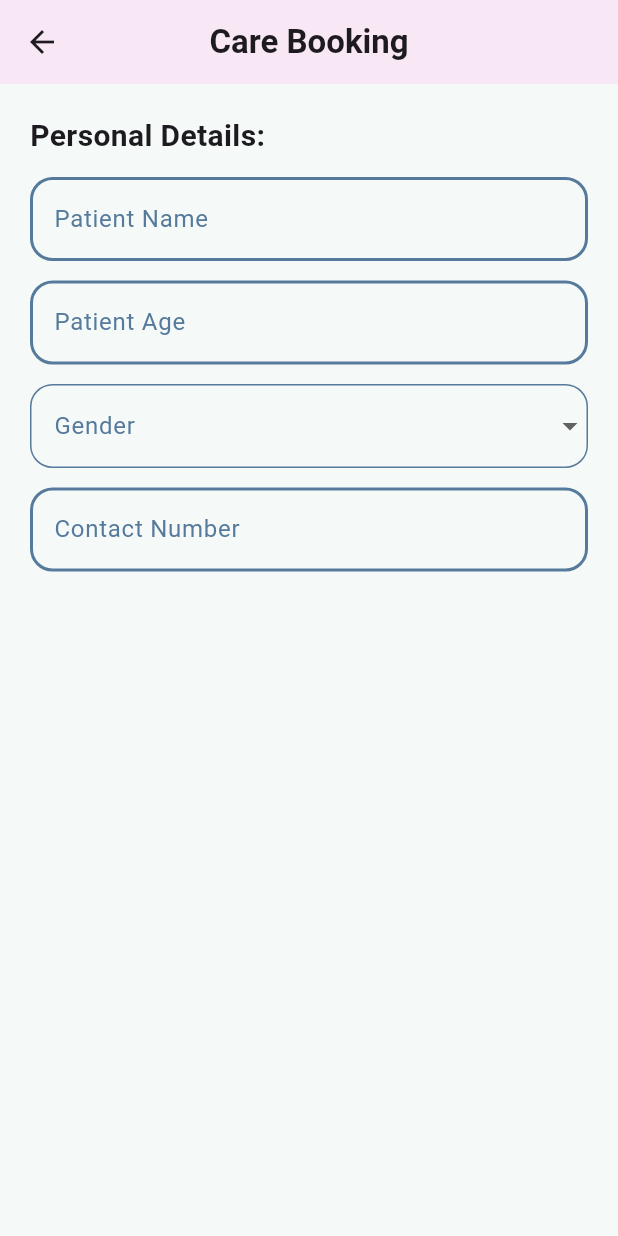
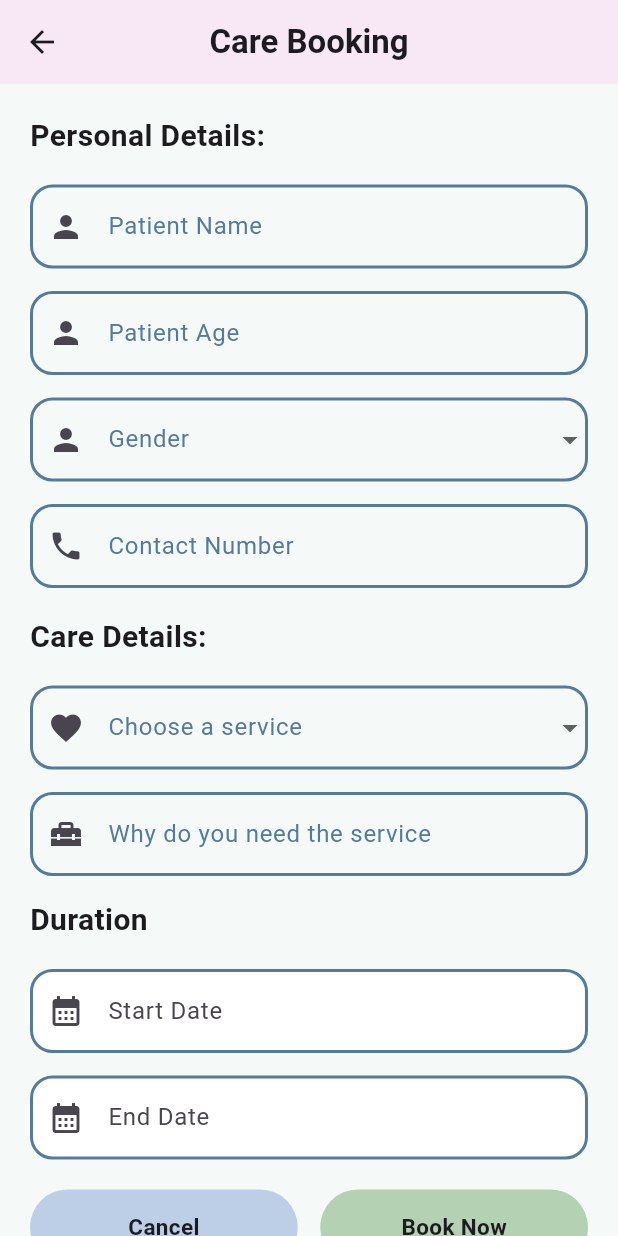
Before and after one commit to prjUn24/tcs_app, a Flutter app: the BookingPage screen opened by its route, on a phone screen of 412 x 824 dp. Run offline on Flutter 3.47's test engine with Material 3 defaults, Android fonts, the light colour scheme and no system bars; our stand-ins replace device_preview, firebase_auth, firebase_core, google_sign_in; accounts and stored records are empty.

Commit message:
Completed the Booking UI still has some bugs while validating

```diff
--- a/lib/views/booking_page.dart
+++ b/lib/views/booking_page.dart
@@ -1,4 +1,8 @@
 import 'package:flutter/material.dart';
+import 'package:tcs/widgets/button.dart';
+import 'package:tcs/widgets/date_picker.dart';
+import 'package:tcs/widgets/drop_down_feild.dart';
+import 'package:tcs/widgets/text_form_feild.dart';
 
 class BookingPage extends StatefulWidget {
   const BookingPage({super.key});
@@ -8,7 +12,140 @@ class BookingPage extends StatefulWidget {
 }
 
 class _BookingPageState extends State<BookingPage> {
+  final _formKey = GlobalKey<FormState>();
   final Map<String, dynamic> _formData = {};
+
+  //Controllers
+  TextEditingController nameController = TextEditingController();
+  TextEditingController ageController = TextEditingController();
+  TextEditingController contactNumberController = TextEditingController();
+  TextEditingController careNeedController = TextEditingController();
+
+  String? nameError;
+  String? ageError;
+  String? genderError;
+  String? contactError;
+  String? careNeedError;
+  String? selectedGender;
+  String? selectedService;
+  String? serviceError;
+
+  void validateAndStoreForm() {
+    setState(() {
+      // Validation logic
+      bool isValid = true;
+
+      // Validate name
+      if (nameController.text.isEmpty) {
+        nameError = "Please enter the name";
+        isValid = false;
+      } else {
+        nameError = null;
+      }
+
+      // Validate age
+      if (ageController.text.isEmpty) {
+        ageError = "Please enter the age";
+        isValid = false;
+      } else {
+        ageError = null;
+      }
+
+      // Validate gender
+      if (selectedGender == null) {
+        genderError = "Please select a gender";
+        isValid = false;
+      } else {
+        genderError = null;
+        // Gender is already stored in selectedGender
+      }
+
+      // Validate contact number
+      if (contactNumberController.text.isEmpty) {
+        contactError = "Please enter a contact number";
+        isValid = false;
+      } else {
+        contactError = null;
+      }
+
+      // Validate Choose Service
+      if (selectedService == null) {
+        serviceError = "Please select a service";
+        isValid = false;
+      } else {
+        serviceError = null;
+      }
+
+      // Validate care Need
+      if (careNeedController.text.isEmpty) {
+        careNeedError = "Please Describe why do you need the care";
+      } else {
+        careNeedError = null;
+      }
+
+      // If all fields are valid, perform the next action
+      if (isValid) {
+        if (_formKey.currentState!.validate()) {
+          _formKey.currentState!.save();
+          // Send _formData to the backend
+          ScaffoldMessenger.of(context).showSnackBar(
+            const SnackBar(content: Text('Booking Submitted')),
+          );
+          Navigator.pop(context);
+        }
+      }
+    });
+  }
+
+// Function to validate and show errors
+  void validateForm() {
+    if (_formKey.currentState!.validate()) {
+      _formKey.currentState!.save();
+      // Send _formData to the backend
+      ScaffoldMessenger.of(context).showSnackBar(
+        const SnackBar(content: Text('Booking Submitted')),
+      );
+      Navigator.pop(context);
+    }
+    // setState(() {
+    //    else {
+    //     // Example validations
+
+    //     if (ageController.text.isEmpty) {
+    //       ageError = "Please enter the age";
+    //     } else {
+    //       ageError = null;
+    //     }
+
+    //     if (selectedGender == null) {
+    //       genderError = "Please select a gender";
+    //     } else {
+    //       genderError = null;
+    //     }
+    //     if (selectedGender == null) {
+    //       serviceError = "Please select a service";
+    //     } else {
+    //       serviceError = null;
+    //     }
+
+    //     if (contactNumberController.text.isEmpty) {
+    //       contactError = "Please enter a contact number";
+    //     } else {
+    //       contactError = null;
+    //     }
+
+    //     if (careNeedController.text.isEmpty) {
+    //       careNeedError = "Please Describe why do you need the care";
+    //     } else {
+    //       careNeedError = null;
+    //     }
+    //   }
+    // });
+  }
+
+  //Date picker controller
+  final TextEditingController _startDate = TextEditingController();
+  final TextEditingController _endDate = TextEditingController();
   @override
   Widget build(BuildContext context) {
     return Scaffold(
@@ -30,9 +167,11 @@ class _BookingPageState extends State<BookingPage> {
             vertical: 20.0,
           ),
           child: Form(
+            key: _formKey,
             child: Column(
               crossAxisAlignment: CrossAxisAlignment.start,
               children: [
+                // Personal Details
                 const Text(
                   "Personal Details:",
                   style: TextStyle(
@@ -41,237 +180,186 @@ class _BookingPageState extends State<BookingPage> {
                   ),
                 ),
                 const SizedBox(
-                height: 13.0,
+                  height: 18.0,
                 ),
+
                 Column(
                   mainAxisAlignment: MainAxisAlignment.start,
                   crossAxisAlignment: CrossAxisAlignment.start,
                   children: [
                     //Patient Name
-                  TextFormField(
-                    decoration: InputDecoration(
+                    BookingTextFormFeild(
                       labelText: 'Patient Name',
-                      labelStyle: const TextStyle(
-                        color: Color(0xff567A9B),
-                      ),
-                      fillColor: Colors.white,
-                      enabledBorder: OutlineInputBorder(
-                        borderRadius: BorderRadius.circular(15.0),
-                        borderSide: const BorderSide(
-                          color: Color(0xff567A9B),
-                          width: 2.0,
-                        ),
-                      ),
-                      focusedBorder: OutlineInputBorder(
-                        borderRadius: BorderRadius.circular(15.0),
-                        borderSide: const BorderSide(
-                          color: Color(0xFFFCCBF3),
-                        ),
-                      ),
-                    ),
-                    validator: (value) =>
-                        value!.isEmpty ? 'Please enter the patient name' : null,
+                      errorText: nameError,
+                      controller: nameController,
+                      prefixIcon: Icons.person,
+                      keyboardType: TextInputType.name,
                       onSaved: (value) => _formData['name'] = value,
                     ),
 
                     const SizedBox(
-                    height: 13.0,
+                      height: 15.0,
                     ),
 
                     //Age
-                  TextFormField(
-                    decoration: InputDecoration(
+                    BookingTextFormFeild(
                       labelText: 'Patient Age',
-                      labelStyle: const TextStyle(
-                        color: Color(0xff567A9B),
-                      ),
-                      fillColor: Colors.white,
-                      enabledBorder: OutlineInputBorder(
-                        borderRadius: BorderRadius.circular(15.0),
-                        borderSide: const BorderSide(
-                          color: Color(0xff567A9B),
-                          width: 2.0,
-                        ),
-                      ),
-                      focusedBorder: OutlineInputBorder(
-                        borderRadius: BorderRadius.circular(15.0),
-                        borderSide: const BorderSide(
-                          color: Color(0xFFFCCBF3),
-                        ),
-                      ),
-                    ),
+                      errorText: ageError,
+                      controller: ageController,
+                      prefixIcon: Icons.person,
                       keyboardType: TextInputType.number,
-                    validator: (value) =>
-                        value!.isEmpty ? 'Please enter the age' : null,
                       onSaved: (value) => _formData['age'] = value,
                     ),
 
                     const SizedBox(
-                    height: 13.0,
+                      height: 15.0,
                     ),
 
                     //Gender
-                  DropdownButtonFormField<String>(
-                    decoration: InputDecoration(
+                    BookingDropDownFeild(
                       labelText: 'Gender',
-                      labelStyle: const TextStyle(
-                        color: Color(
-                          0xff567A9B,
+                      errorText: genderError,
+                      value: selectedGender,
+                      prefixIcon: Icons.person,
+                      items: const [
+                        'Male',
+                        'Female',
+                        'Others',
+                      ],
+                      onChanged: (value) => _formData['item'] = value,
                     ),
-                      ),
-                      enabledBorder: OutlineInputBorder(
-                        borderSide: const BorderSide(
-                            color: Color(0xff567A9B), width: 1.0),
-                        borderRadius: BorderRadius.circular(15.0),
-                      ),
-                      focusedBorder: OutlineInputBorder(
-                        borderSide: const BorderSide(
-                            color: Color(0xFFFCCBF3), width: 2.0),
-                        borderRadius: BorderRadius.circular(15.0),
-                      ),
-                    ),
-                    dropdownColor: const Color(0xffF5FAF9),
-                    style: const TextStyle(
-                        color: Color(
-                      0xff567A9B,
-                    )),
-                    focusColor: const Color(0xFFFCCBF3),
-                    items: ['Male', 'Female', 'Other']
-                        .map((gender) => DropdownMenuItem(
-                            value: gender, child: Text(gender)))
-                        .toList(),
-                    onChanged: (value) => _formData['gender'] = value,
-                    validator: (value) =>
-                        value == null ? 'Please select a gender' : null,
-                  ),
+
                     const SizedBox(
-                    height: 13.0,
+                      height: 15.0,
                     ),
 
                     //Phone Number
-
-                  TextFormField(
-                    decoration: InputDecoration(
+                    BookingTextFormFeild(
                       labelText: 'Contact Number',
-                      labelStyle: const TextStyle(
-                        color: Color(0xff567A9B),
-                      ),
-                      fillColor: Colors.white,
-                      enabledBorder: OutlineInputBorder(
-                        borderRadius: BorderRadius.circular(15.0),
-                        borderSide: const BorderSide(
-                          color: Color(0xff567A9B),
-                          width: 2.0,
-                        ),
-                      ),
-                      focusedBorder: OutlineInputBorder(
-                        borderRadius: BorderRadius.circular(15.0),
-                        borderSide: const BorderSide(
-                          color: Color(0xFFFCCBF3),
-                        ),
-                      ),
-                    ),
+                      errorText: contactError,
+                      controller: contactNumberController,
+                      prefixIcon: Icons.phone,
                       keyboardType: TextInputType.phone,
-                    validator: (value) =>
-                        value!.isEmpty ? 'Please enter a contact number' : null,
                       onSaved: (value) => _formData['contact'] = value,
                     ),
                   ],
                 ),
+                // Care Details
+                const SizedBox(
+                  height: 18.0,
+                ),
+                const Text(
+                  "Care Details:",
+                  style: TextStyle(
+                    fontSize: 20.0,
+                    fontWeight: FontWeight.w600,
+                  ),
+                ),
+                const SizedBox(
+                  height: 18.0,
+                ),
+                Column(
+                  children: [
+                    // Choose a Service
+                    BookingDropDownFeild(
+                      labelText: 'Choose a service',
+                      errorText: serviceError,
+                      value: selectedService,
+                      prefixIcon: Icons.favorite,
+                      items: const [
+                        'In-Home Nursing care',
+                        'Personal Care Assistance',
+                        'Physical Therapy',
+                        'Medication Management',
+                        'Companion Care'
                       ],
-          )),
+                      onChanged: (value) => _formData['service'] = value,
+                    ),
+
+                    const SizedBox(
+                      height: 15.0,
+                    ),
+
+                    // Why do you need the service
+
+                    BookingTextFormFeild(
+                      labelText: 'Why do you need the service',
+                      errorText: careNeedError,
+                      controller: careNeedController,
+                      prefixIcon: Icons.home_repair_service,
+                      keyboardType: TextInputType.text,
+                      onSaved: (value) => _formData['condition'] = value,
+                    ),
+
+                    const SizedBox(
+                      height: 15.0,
+                    ),
+                  ],
+                ),
+                // Duration
+                const Text(
+                  "Duration",
+                  style: TextStyle(
+                    fontSize: 20.0,
+                    fontWeight: FontWeight.w600,
+                  ),
+                ),
+                const SizedBox(
+                  height: 18.0,
+                ),
+
+                Column(
+                  children: [
+                    //Start Date
+
+                    BookingDatePicker(
+                      labelText: "Start Date",
+                      controller: _startDate,
+                    ),
+                    //End Date
+                    const SizedBox(
+                      height: 15.0,
+                    ),
+                    BookingDatePicker(
+                      labelText: "End Date",
+                      controller: _endDate,
+                    ),
+                  ],
+                ),
+
+                const SizedBox(
+                  height: 20.0,
+                ),
+
+                Container(
+                  constraints: const BoxConstraints(
+                    maxHeight: 50,
+                  ),
+                  child: Row(
+                    spacing: 15.0,
+                    children: [
+                      ButtonTCS(
+                        onTap: () {
+                          Navigator.pop(context);
+                        },
+                        txt: "Cancel",
+                        color: const Color(0xffBDCFE7),
+                      ),
+                      ButtonTCS(
+                        onTap: () {
+                          validateAndStoreForm();
+                        },
+                        txt: "Book Now",
+                        color: const Color(0xffB4D1B3),
+                      ),
+                    ],
+                  ),
+                ),
+              ],
+            ),
+          ),
         ),
       ),
     );
   }
 }
-
-// import 'package:flutter/material.dart';
-
-// class BookingPage extends StatefulWidget {
-//   const BookingPage({super.key});
-
-//   @override
-//   _BookingPageState createState() => _BookingPageState();
-// }
-
-// class _BookingPageState extends State<BookingPage> {
-//   final _formKey = GlobalKey<FormState>();
-//   final Map<String, dynamic> _formData = {};
-
-//   void _submitForm() {
-//     if (_formKey.currentState!.validate()) {
-//       _formKey.currentState!.save();
-//       // Send _formData to the backend
-//       ScaffoldMessenger.of(context).showSnackBar(
-//         const SnackBar(content: Text('Booking Submitted')),
-//       );
-//       Navigator.pop(context);
-//     }
-//   }
-
-//   @override
-//   Widget build(BuildContext context) {
-//     return Scaffold(
-//       appBar: AppBar(
-//         title: const Text('Book Now'),
-//       ),
-//       body: Padding(
-//         padding: const EdgeInsets.all(16.0),
-//         child: Form(
-//           key: _formKey,
-//           child: ListView(
-//             children: [
-//               TextFormField(
-//                 decoration:
-//                     const InputDecoration(labelText: 'Condition/Reason'),
-//                 validator: (value) =>
-//                     value!.isEmpty ? 'Please describe the condition' : null,
-//                 onSaved: (value) => _formData['condition'] = value,
-//               ),
-//               TextFormField(
-//                 decoration: const InputDecoration(labelText: 'Address'),
-//                 validator: (value) =>
-//                     value!.isEmpty ? 'Please enter the address' : null,
-//                 onSaved: (value) => _formData['address'] = value,
-//               ),
-//               TextFormField(
-//                 decoration: const InputDecoration(labelText: 'Contact Number'),
-//                 keyboardType: TextInputType.phone,
-//                 validator: (value) =>
-//                     value!.isEmpty ? 'Please enter a contact number' : null,
-//                 onSaved: (value) => _formData['contact'] = value,
-//               ),
-//               TextFormField(
-//                 decoration: const InputDecoration(labelText: 'Date & Time'),
-//                 validator: (value) =>
-//                     value!.isEmpty ? 'Please enter the date and time' : null,
-//                 onSaved: (value) => _formData['datetime'] = value,
-//               ),
-//               TextFormField(
-//                 decoration:
-//                     const InputDecoration(labelText: 'Additional Notes'),
-//                 maxLines: 3,
-//                 onSaved: (value) => _formData['notes'] = value,
-//               ),
-//               const SizedBox(height: 20),
-//               Row(
-//                 mainAxisAlignment: MainAxisAlignment.spaceEvenly,
-//                 children: [
-//                   ElevatedButton(
-//                     onPressed: _submitForm,
-//                     child: const Text('Submit Booking'),
-//                   ),
-//                   ElevatedButton(
-//                     onPressed: () => Navigator.pop(context),
-//                     child: const Text('Cancel'),
-//                   ),
-//                 ],
-//               ),
-//             ],
-//           ),
-//         ),
-//       ),
-//     );
-//   }
-// }
--- /dev/null
+++ b/lib/widgets/date_picker.dart
@@ -0,0 +1,64 @@
+import 'package:flutter/material.dart';
+
+class BookingDatePicker extends StatefulWidget {
+  final String labelText;
+  final TextEditingController controller;
+  final String? Function(String?)? validator;
+  final void Function(String?)? onChanged;
+  const BookingDatePicker({
+    super.key,
+    required this.labelText,
+    required this.controller,
+    this.validator,
+    this.onChanged,
+  });
+
+  @override
+  State<BookingDatePicker> createState() => _BookingDatePickerState();
+}
+
+class _BookingDatePickerState extends State<BookingDatePicker> {
+  Future<void> _selectDatePicker() async {
+    DateTime? picked = await showDatePicker(
+      context: context,
+      firstDate: DateTime.now(),
+      lastDate: DateTime(2100),
+    );
+
+    if (picked != null) {
+      setState(() {
+        widget.controller.text = picked.toString().split(" ")[0];
+      });
+    }
+  }
+
+  @override
+  Widget build(BuildContext context) {
+    return TextFormField(
+      decoration: InputDecoration(
+        labelText: widget.labelText,
+        filled: true,
+        prefixIcon: const Icon(Icons.calendar_month),
+        fillColor: Colors.white,
+        enabledBorder: OutlineInputBorder(
+          borderRadius: BorderRadius.circular(15.0),
+          borderSide: const BorderSide(
+            color: Color(0xff567A9B),
+            width: 2.0,
+          ),
+        ),
+        focusedBorder: OutlineInputBorder(
+          borderRadius: BorderRadius.circular(15.0),
+          borderSide: const BorderSide(
+            color: Color(0xFFFCCBF3),
+          ),
+        ),
+      ),
+      controller: widget.controller,
+      readOnly: true,
+      onTap: () {
+        _selectDatePicker();
+      },
+    );
+  }
+}
--- /dev/null
+++ b/lib/widgets/drop_down_feild.dart
@@ -0,0 +1,73 @@
+import 'package:flutter/material.dart';
+
+class BookingDropDownFeild extends StatefulWidget {
+  final String labelText;
+  final List<String> items;
+  final String? Function(String?)? validator;
+  final void Function(String?)? onChanged;
+  final String? initialValue;
+  final IconData? prefixIcon;
+  final String? value;
+  final String? errorText;
+
+  const BookingDropDownFeild(
+      {super.key,
+      required this.labelText,
+      required this.items,
+      this.validator,
+      this.onChanged,
+      this.initialValue,
+      this.prefixIcon,
+      required this.value,
+      required this.errorText
+      });
+
+  @override
+  State<BookingDropDownFeild> createState() => _BookingDropDownFeildState();
+}
+
+class _BookingDropDownFeildState extends State<BookingDropDownFeild> {
+  @override
+  Widget build(BuildContext context) {
+    return DropdownButtonFormField<String>(
+      decoration: InputDecoration(
+        labelText: widget.labelText,
+        errorText: widget.errorText,
+        prefixIcon: Icon(widget.prefixIcon),
+        labelStyle: const TextStyle(
+          color: Color(0xff567A9B),
+        ),
+        enabledBorder: OutlineInputBorder(
+          borderSide: const BorderSide(
+            color: Color(0xff567A9B),
+            width: 2.0,
+          ),
+          borderRadius: BorderRadius.circular(15.0),
+        ),
+        focusedBorder: OutlineInputBorder(
+          borderSide: const BorderSide(
+            color: Color(0xFFFCCBF3),
+            width: 2.0,
+          ),
+          borderRadius: BorderRadius.circular(15.0),
+        ),
+      ),
+      dropdownColor: const Color(0xffF5FAF9),
+      style: const TextStyle(
+        color: Color(0xff567A9B),
+      ),
+      focusColor: const Color(0xFFFCCBF3),
+      items: widget.items
+          .map(
+            (item) => DropdownMenuItem<String>(
+              value: item,
+              child: Text(item),
+            ),
+          )
+          .toList(),
+      onChanged: widget.onChanged,
+      validator: widget.validator,
+      value: widget.value,
+    );
+  }
+}
--- /dev/null
+++ b/lib/widgets/text_form_feild.dart
@@ -0,0 +1,59 @@
+import 'package:flutter/material.dart';
+
+class BookingTextFormFeild extends StatefulWidget {
+  final String labelText;
+  final String? Function(String?)? validator;
+  final void Function(String?)? onSaved;
+  final IconData? prefixIcon;
+  final TextInputType? keyboardType;
+  final TextEditingController controller;
+  final String? errorText;
+
+  const BookingTextFormFeild({
+    super.key,
+    required this.labelText,
+    this.validator,
+    required this.onSaved,
+    this.keyboardType,
+    this.prefixIcon,
+    required this.controller,
+    required this.errorText,
+  });
+
+  @override
+  State<BookingTextFormFeild> createState() => _BookingTextFormFeildState();
+}
+
+class _BookingTextFormFeildState extends State<BookingTextFormFeild> {
+  @override
+  Widget build(BuildContext context) {
+    return TextFormField(
+      decoration: InputDecoration(
+        labelText: widget.labelText,
+        errorText: widget.errorText,
+        prefixIcon: Icon(widget.prefixIcon),
+        labelStyle: const TextStyle(
+          color: Color(0xff567A9B),
+        ),
+        fillColor: Colors.white,
+        enabledBorder: OutlineInputBorder(
+          borderRadius: BorderRadius.circular(15.0),
+          borderSide: const BorderSide(
+            color: Color(0xff567A9B),
+            width: 2.0,
+          ),
+        ),
+        focusedBorder: OutlineInputBorder(
+          borderRadius: BorderRadius.circular(15.0),
+          borderSide: const BorderSide(
+            color: Color(0xFFFCCBF3),
+          ),
+        ),
+      ),
+      validator: widget.validator,
+      controller: widget.controller,
+      keyboardType: widget.keyboardType,
+      onSaved: widget.onSaved,
+    );
+  }
+}
```
Also changed, not shown: 4 other files. Lines whose indentation alone changed are shown as unchanged.
